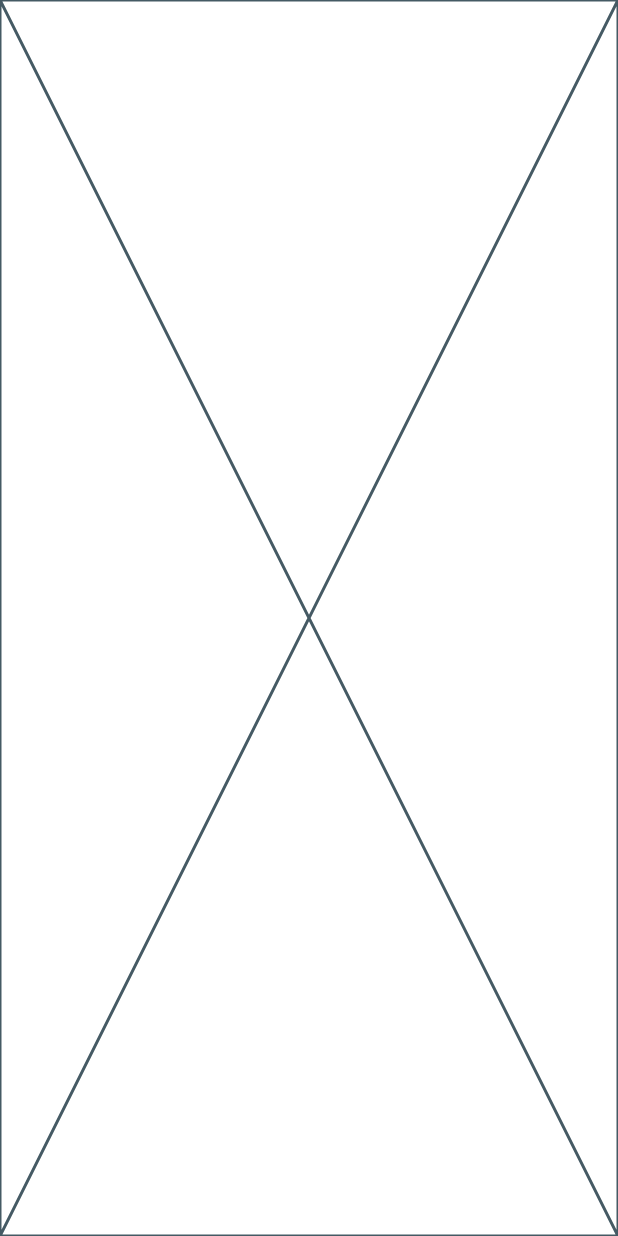
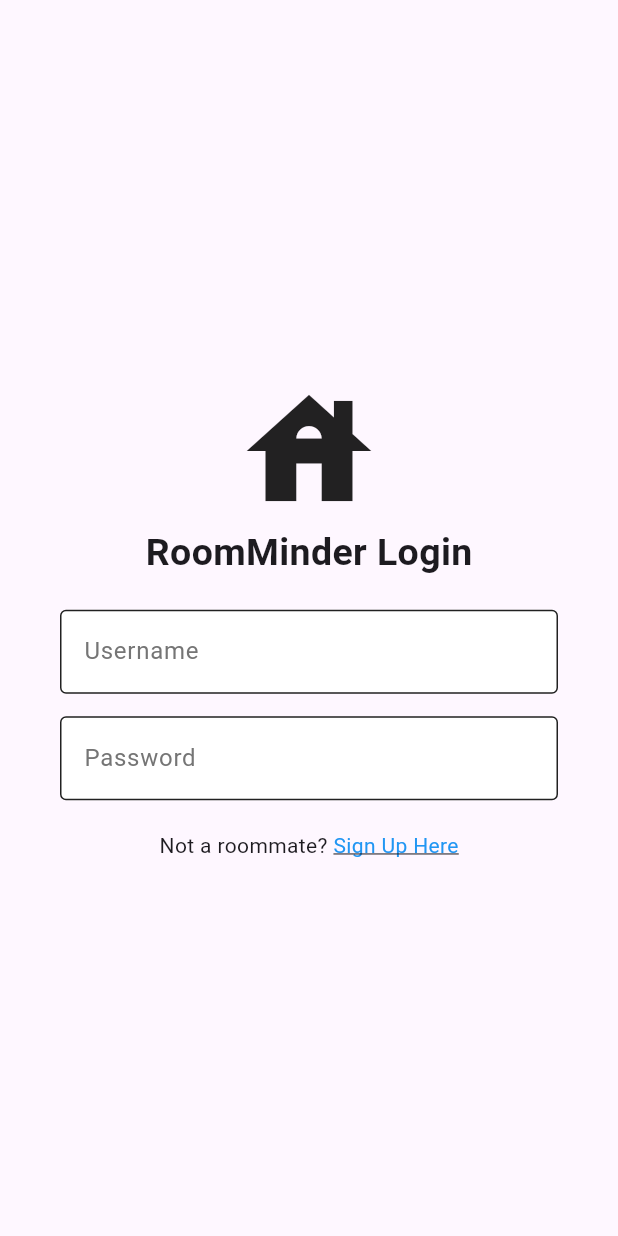
Before and after one commit to HiImHosa23/RoomMinderCapstone-EmelyRiveraGuillen, a Flutter app: the screen it shows after launch, on a phone screen of 412 x 824 dp. Run offline on Flutter 3.47's test engine with Material 3 defaults, Android fonts, the phone set to English and light mode, and no system bars.

Commit message:
Login Page design complete (not styling) route to sign up

```diff
--- a/lib/login.dart
+++ b/lib/login.dart
@@ -1,4 +1,5 @@
 import 'package:flutter/material.dart';
+import 'package:roommindercapstone/textfield.dart';
 
 class LoginPage extends StatefulWidget {
   const LoginPage({super.key});
@@ -8,8 +9,64 @@ class LoginPage extends StatefulWidget {
 }
 
 class _LoginPageState extends State<LoginPage> {
+  final TextEditingController userController = TextEditingController();
+  final TextEditingController passwordController = TextEditingController();
+
   @override
   Widget build(BuildContext context) {
-    return const Placeholder();
+    return Scaffold(
+      body: Padding(
+        padding: EdgeInsets.all(15.0),
+        child: Center(
+          child: Column(
+            mainAxisAlignment: MainAxisAlignment.center,
+            children: [
+              Icon(
+                Icons.house,
+                size: 100,
+              ),
+              Text(
+                "RoomMinder Login",
+                style: TextStyle(
+                  fontSize: 25,
+                  fontWeight: FontWeight.bold,
+                ),
+              ),
+              SizedBox(height: 20),
+              TheTextField(
+                controller: userController,
+                hintText: 'Username',
+                obscureText: false,
+              ),
+              SizedBox(height: 15),
+              TheTextField(
+                controller: passwordController,
+                hintText: 'Password',
+                obscureText: true,
+              ),
+              SizedBox(height: 20),
+              Row(
+                mainAxisAlignment: MainAxisAlignment.center,
+                children: [
+                  Text("Not a roommate? "),
+                  GestureDetector(
+                    onTap: (){
+                      Navigator.pushNamed(context, '/register');
+                    },
+                    child: Text(
+                      'Sign Up Here',
+                      style: TextStyle(
+                        color: Colors.blue,
+                        decoration: TextDecoration.underline,
+                      ),
+                    ),
+                  )
+                ],
+              )
+            ],
+          ),
+        ),
+      ),
+    );
   }
 }
--- a/lib/textfield.dart
+++ b/lib/textfield.dart
@@ -28,6 +28,7 @@ class TheTextField extends StatelessWidget {
           ),
           fillColor: Colors.white,
           filled: true,
+          hintText: hintText,
           hintStyle: TextStyle(
             color: Colors.grey.shade600,
           ),
```
